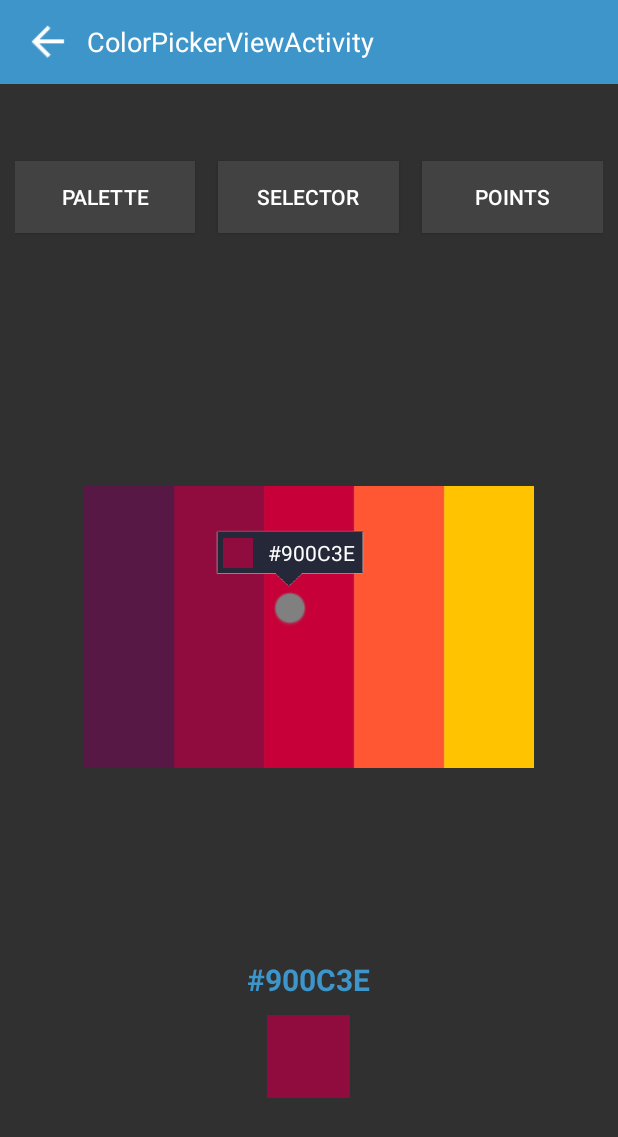
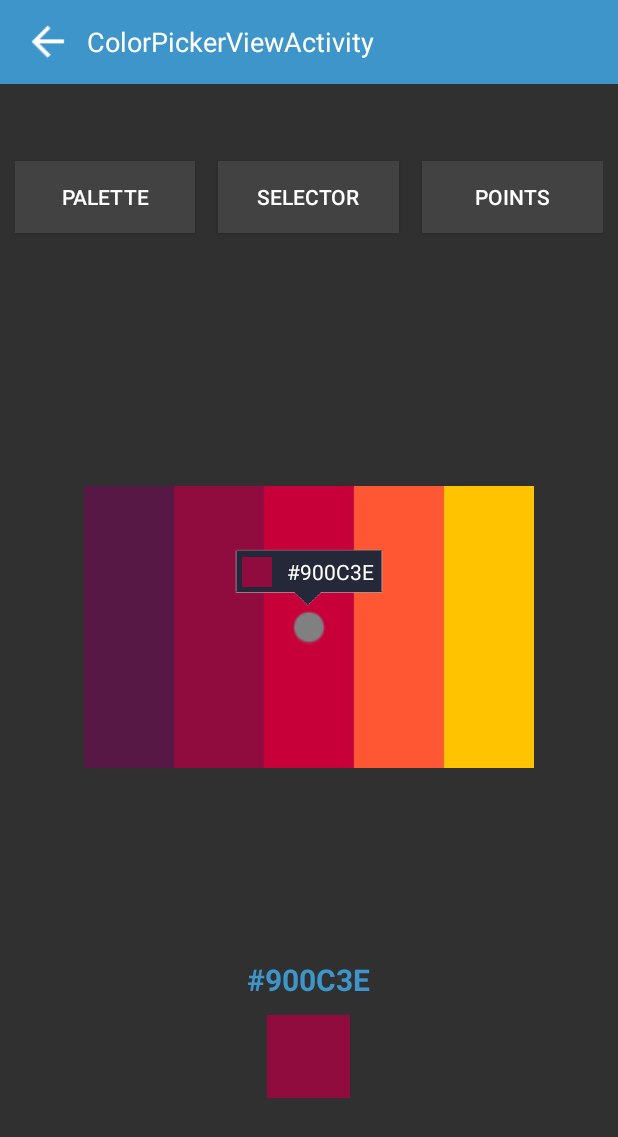
Before and after one commit to skydoves/ColorPickerPreference, an Android app: the ColorPickerViewActivity screen opened directly, with no data from a screen before it, after a tap on "SELECTOR", on a phone screen of 412 x 824 dp. Shown: the top 1137 px of the screen. Run offline under Robolectric (Android 15) with nearby library versions, the phone set to English and light mode, and no system bars; 1 other tap on this screen came first.

```diff
--- a/app/src/main/java/com/skydoves/colorpickerpreferencedemo/BaseActivity.java
+++ b/app/src/main/java/com/skydoves/colorpickerpreferencedemo/BaseActivity.java
@@ -47,11 +47,17 @@ public class BaseActivity extends AppCompatActivity {
         setBackgroundColor();
     }
 
+    /**
+     * set toolbar color from DefaultSharedPreferences(PreferenceScreen)
+     */
     public void setToolbarColor() {
         Toolbar toolbar = findViewById(R.id.toolbar);
         toolbar.setBackgroundColor(sharedPreferences.getInt(getString(R.string.ToolbarColorPickerPreference), ContextCompat.getColor(getBaseContext(), R.color.colorPrimary)));
     }
 
+    /**
+     * set background color from DefaultSharedPreferences(PreferenceScreen)
+     */
     public void setBackgroundColor() {
         View view = findViewById(R.id.layout_background);
         if(view != null) {
--- a/app/src/main/java/com/skydoves/colorpickerpreferencedemo/ColorPickerViewActivity.java
+++ b/app/src/main/java/com/skydoves/colorpickerpreferencedemo/ColorPickerViewActivity.java
@@ -31,7 +31,7 @@ public class ColorPickerViewActivity extends BaseActivity {
 
         colorPickerView = findViewById(R.id.colorPickerView);
         colorPickerView.setFlagView(new CustomFlag(this, R.layout.layout_flag));
-        colorPickerView.setPreferenceName("MyColorPickerView");
+        colorPickerView.setPreferenceName("MyColorPickerView"); // set PreferenceName, and restore
         colorPickerView.setColorListener(new ColorListener() {
             @Override
             public void onColorSelected(ColorEnvelope colorEnvelope) {
@@ -88,6 +88,9 @@ public class ColorPickerViewActivity extends BaseActivity {
         colorPickerView.setSelectorPoint(x, y);
     }
 
+    /**
+     * save selector's positions & the last select color
+     */
     @Override
     protected void onDestroy() {
         super.onDestroy();
--- a/app/src/main/java/com/skydoves/colorpickerpreferencedemo/CustomFlag.java
+++ b/app/src/main/java/com/skydoves/colorpickerpreferencedemo/CustomFlag.java
@@ -4,6 +4,7 @@ import android.content.Context;
 import android.view.View;
 import android.widget.TextView;
 
+import com.skydoves.colorpickerpreference.ColorEnvelope;
 import com.skydoves.colorpickerpreference.FlagView;
 
 /**
@@ -16,15 +17,24 @@ public class CustomFlag extends FlagView {
     private TextView textView;
     private View view;
 
+    /**
+     * onBind Views
+     * @param context context
+     * @param layout custom flagView's layout
+     */
     public CustomFlag(Context context, int layout) {
         super(context, layout);
         textView = findViewById(R.id.flag_color_code);
         view = findViewById(R.id.flag_color_layout);
     }
 
+    /**
+     * invoked when selector moved
+     * @param colorEnvelope provide color, htmlCode, rgb
+     */
     @Override
-    public void onRefresh(int color) {
-        textView.setText("#" + String.format("%06X", (0xFFFFFF & color)));
-        view.setBackgroundColor(color);
+    public void onRefresh(ColorEnvelope colorEnvelope) {
+        textView.setText("#" + colorEnvelope.getColorHtml());
+        view.setBackgroundColor(colorEnvelope.getColor());
     }
 }
--- a/app/src/main/java/com/skydoves/colorpickerpreferencedemo/PreferenceFragment.java
+++ b/app/src/main/java/com/skydoves/colorpickerpreferencedemo/PreferenceFragment.java
@@ -20,6 +20,9 @@ public class PreferenceFragment extends android.preference.PreferenceFragment {
         initColorPickerPreference();
     }
 
+    /**
+     * customizing ColorPreference's ColorPickerDialog
+     */
     private void initColorPickerPreference() {
         ColorPickerPreference colorPickerPreference_toolbar = (ColorPickerPreference) findPreference(getActivity().getString(R.string.ToolbarColorPickerPreference));
         ColorPickerDialog.Builder builder_toolbar = colorPickerPreference_toolbar.getColorPickerDialogBuilder();
@@ -29,5 +32,6 @@ public class PreferenceFragment extends android.preference.PreferenceFragment {
         ColorPickerDialog.Builder builder_background = colorPickerPreference_background.getColorPickerDialogBuilder();
         builder_background.setFlagView(new CustomFlag(getActivity(), R.layout.layout_flag));
         builder_background.getColorPickerView().setFlipable(false);
+        builder_background.getColorPickerView().setACTON_UP(true);
     }
 }
--- a/colorpickerpreference/build.gradle
+++ b/colorpickerpreference/build.gradle
@@ -5,7 +5,7 @@ publish {
     userOrg = 'devmagician'
     groupId = 'com.github.skydoves'
     artifactId = 'colorpickerpreference'
-    publishVersion = '1.0.1'
+    publishVersion = '1.0.2'
     desc = 'This is ColorPickerPreference by skydoves'
     website = 'https://github.com/skydoves/ColorPickerPreference'
     issueTracker = "${website}/issues"
--- a/colorpickerpreference/src/main/java/com/skydoves/colorpickerpreference/ColorEnvelope.java
+++ b/colorpickerpreference/src/main/java/com/skydoves/colorpickerpreference/ColorEnvelope.java
@@ -32,11 +32,11 @@ public class ColorEnvelope {
         return this.color;
     }
 
-    public String getHtmlCode() {
+    public String getColorHtml() {
         return this.htmlCode;
     }
 
-    public int[] getRgb() {
+    public int[] getColorRGB() {
         return this.rgb;
     }
 }
--- a/colorpickerpreference/src/main/java/com/skydoves/colorpickerpreference/ColorPickerDialog.java
+++ b/colorpickerpreference/src/main/java/com/skydoves/colorpickerpreference/ColorPickerDialog.java
@@ -83,6 +83,10 @@ public class ColorPickerDialog extends AlertDialog {
             super.setView(view);
         }
 
+        public void setPreferenceName(String preferenceName) {
+            this.colorPickerView.setPreferenceName(preferenceName);
+        }
+
         public void setFlagView(FlagView flagView) {
             this.colorPickerView.setFlagView(flagView);
         }
--- a/colorpickerpreference/src/main/java/com/skydoves/colorpickerpreference/FlagView.java
+++ b/colorpickerpreference/src/main/java/com/skydoves/colorpickerpreference/FlagView.java
@@ -44,5 +44,5 @@ public abstract class FlagView extends RelativeLayout {
         setVisibility(View.GONE);
     }
 
-    public abstract void onRefresh(int color);
+    public abstract void onRefresh(ColorEnvelope colorEnvelope);
 }
```
Also changed, not shown: app/src/main/java/com/skydoves/colorpickerpreferencedemo/ColorPickerDialogActivity.java (+9 -6 lines), colorpickerpreference/src/main/java/com/skydoves/colorpickerpreference/ColorPickerView.java (+30 -45 lines).
